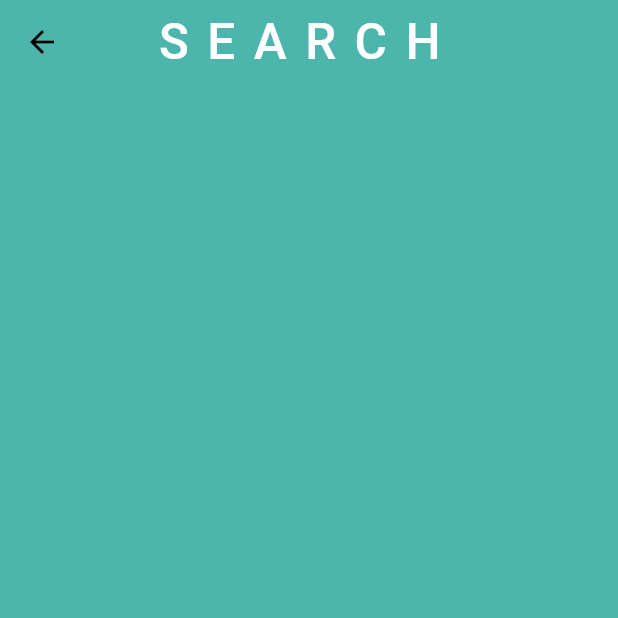
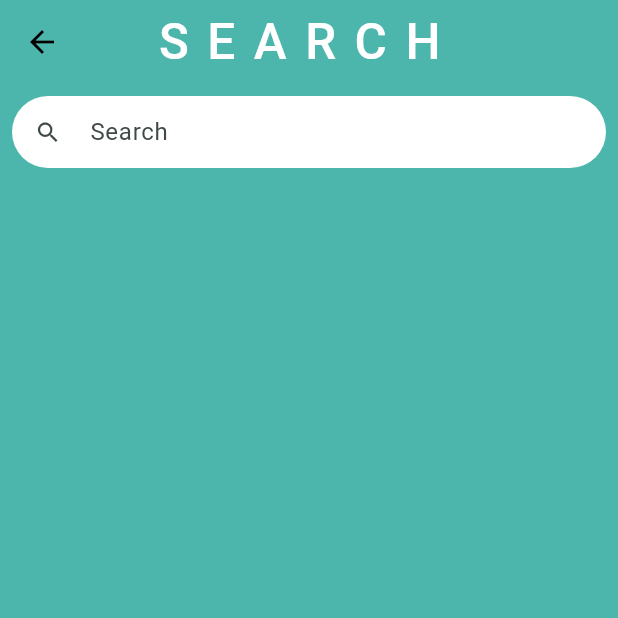
Before and after one commit to RCR0101/padhaihub_rcr, a Flutter app: the UsersListPage screen opened directly, after a tap on the "search" icon, on a phone screen of 412 x 824 dp, the top half of it. Run offline on Flutter 3.47's test engine with Material 3 defaults, Android fonts, the phone set to English and light mode, and no system bars; our stand-ins replace bloc, cloud_firestore, dio, equatable, file_picker, firebase_auth and 9 more; missing offline and left inert: flutter_pdfview; accounts and stored records are empty; Roboto replaces fonts that are missing (Abel).

Commit message:
feat(search, chats): chats list only shows users you've chatted with, search lets you search for new users and filter based on name

```diff
--- a/lib/bloc/notes_bloc/notes_bloc.dart
+++ b/lib/bloc/notes_bloc/notes_bloc.dart
@@ -1,7 +1,6 @@
 import 'dart:io';
 import 'package:flutter_bloc/flutter_bloc.dart';
 import 'package:flutter_chat_types/flutter_chat_types.dart' as types;
-import 'package:fluttertoast/fluttertoast.dart';
 import 'notes_event.dart';
 import 'notes_state.dart';
 import 'package:cloud_firestore/cloud_firestore.dart';
--- a/lib/chat_list.dart
+++ b/lib/chat_list.dart
@@ -14,17 +14,38 @@ class UsersListPage extends StatefulWidget {
 }
 
 class _UsersListPageState extends State<UsersListPage> {
-  Future<List<User_D>> getUsersFromFirestore() async {
-    QuerySnapshot snapshot =
+  Future<List<User_D>> getUsersWithNonEmptyChats() async {
+    final currentUser = FirebaseAuth.instance.currentUser;
+    if (currentUser == null) return [];
+
+    // Fetch all users first (same as before)
+    QuerySnapshot userSnapshot =
         await FirebaseFirestore.instance.collection('users').get();
-
-    return snapshot.docs
+    List<User_D> allUsers = userSnapshot.docs
         .map((doc) => User_D(
             id: doc.id,
             name: doc['name'],
             email: doc['email'],
             imageUrl: doc['imageUrl']))
         .toList();
+
+    // List to keep track of users with non-empty chats
+    List<User_D> usersWithNonEmptyChats = [];
+
+    // Check each user for non-empty chat
+    for (var user in allUsers) {
+      String chatId = determineChatId(currentUser.uid, user.id);
+      final chatRef =
+          FirebaseFirestore.instance.collection('chats').doc(chatId);
+      final snapshot = await chatRef.collection('messages').limit(1).get();
+
+      if (snapshot.docs.isNotEmpty) {
+        // Chat is non-empty
+        usersWithNonEmptyChats.add(user);
+      }
+    }
+
+    return usersWithNonEmptyChats;
   }
 
   @override
@@ -63,7 +84,7 @@ class _UsersListPageState extends State<UsersListPage> {
         ],
       ),
       body: FutureBuilder<List<User_D>>(
-        future: getUsersFromFirestore(),
+        future: getUsersWithNonEmptyChats(),
         builder: (context, snapshot) {
           if (snapshot.connectionState == ConnectionState.waiting) {
             return const Center(child: CircularProgressIndicator());
@@ -104,6 +125,12 @@ class _UsersListPageState extends State<UsersListPage> {
       ),
     );
   }
+
+  Future<bool> isChatNonEmpty(String chatId) async {
+    final chatRef = FirebaseFirestore.instance.collection('chats').doc(chatId);
+    final snapshot = await chatRef.collection('messages').limit(1).get();
+    return snapshot.docs.isNotEmpty;
+  }
 }
 
 String toCapitalCase(String input) {
--- a/lib/new_chats.dart
+++ b/lib/new_chats.dart
@@ -1,5 +1,8 @@
+import 'package:firebase_auth/firebase_auth.dart';
 import 'package:flutter/material.dart';
 import 'package:cloud_firestore/cloud_firestore.dart';
+import 'package:flutter_bloc/flutter_bloc.dart';
+import 'bloc/chat_bloc/chat_bloc.dart';
 import 'chat_page.dart';
 import 'user_data/user_model.dart';
 import 'package:google_fonts/google_fonts.dart'; // Assuming you have a User model class
@@ -10,6 +13,24 @@ class NewUsersListPage extends StatefulWidget {
 }
 
 class _NewUsersListPageState extends State<NewUsersListPage> {
+  List<User_D> allUsers =
+      []; // Initially empty, will be filled with users from Firestore
+  List<User_D> filteredUsers = []; // Initially empty, updated based on search
+
+  @override
+  void initState() {
+    super.initState();
+    fetchUsers();
+  }
+
+  void fetchUsers() async {
+    List<User_D> usersFromFirestore = await getUsersFromFirestore();
+    setState(() {
+      allUsers = usersFromFirestore;
+      filteredUsers = usersFromFirestore;
+    });
+  }
+
   Future<List<User_D>> getUsersFromFirestore() async {
     QuerySnapshot snapshot =
         await FirebaseFirestore.instance.collection('users').get();
@@ -45,7 +66,37 @@ class _NewUsersListPageState extends State<NewUsersListPage> {
         backgroundColor: Colors.teal.shade300,
         foregroundColor: Colors.black,
       ),
-      body: FutureBuilder<List<User_D>>(
+      body: Column(
+        children: [
+          Padding(
+            padding: const EdgeInsets.all(8.0),
+            child: TextField(
+              maxLines: 1,
+              decoration: InputDecoration(
+                isDense: true,
+                hintText: "Search",
+                fillColor: Colors.white,
+                filled: true,
+                prefixIcon: Icon(Icons.search),
+                contentPadding: EdgeInsets.all(10),
+                border: OutlineInputBorder(
+                  borderRadius: BorderRadius.circular(25),
+                  borderSide: BorderSide.none,
+                ),
+              ),
+              onChanged: (searchText) {
+                setState(() {
+                  filteredUsers = allUsers.where((user) {
+                    return user.name
+                        .toLowerCase()
+                        .contains(searchText.toLowerCase());
+                  }).toList();
+                });
+              },
+            ),
+          ),
+          Expanded(
+            child: FutureBuilder<List<User_D>>(
               future: getUsersFromFirestore(),
               builder: (context, snapshot) {
                 if (snapshot.connectionState == ConnectionState.waiting) {
@@ -58,30 +109,54 @@ class _NewUsersListPageState extends State<NewUsersListPage> {
 
                 final users = snapshot.data!;
                 return ListView.builder(
-            itemCount: users.length,
+                  itemCount: filteredUsers.length,
                   itemBuilder: (context, index) {
-              final user = users[index];
+                    final user = filteredUsers[index];
+                    String chatId = determineChatId(
+                        FirebaseAuth.instance.currentUser!.uid, user.id);
                     return ListTile(
                       leading: CircleAvatar(
                         backgroundImage: NetworkImage(user.imageUrl),
                         backgroundColor: Colors.transparent,
                       ),
-                title: Text(user.name),
+                      title: Text(toCapitalCase(user.name)),
                       onTap: () {
-                  // Navigator.push(
-                  //   context,
-                  //   MaterialPageRoute(
-                  //     builder: (context) => ChatPage(
-                  //         _user:
-                  //             user),
-                  //   ),
-                  // );
+                        Navigator.push(
+                          context,
+                          MaterialPageRoute(
+                            builder: (context) => BlocProvider<ChatBloc>(
+                              create: (context) =>
+                                  ChatBloc(DatabaseRepository()),
+                              child: ChatPage(userId: user.id, chatId: chatId),
+                            ),
+                          ),
+                        );
                       },
                     );
                   },
                 );
               },
             ),
+          ),
+        ],
+      ),
     );
   }
 }
+
+String toCapitalCase(String input) {
+  return input.split(' ').map((word) {
+    if (word.isEmpty) return '';
+    return word[0].toUpperCase() + word.substring(1).toLowerCase();
+  }).join(' ');
+}
+
+String determineChatId(String currentUserId, String otherUserId) {
+  // Ensure the order is always the same by sorting
+  List<String> ids = [currentUserId, otherUserId];
+  ids.sort();
+
+  // Concatenate the sorted user IDs to form the chat ID
+  String chatId = ids.join('_');
+  return chatId;
+}
```
Also changed, not shown: lib/notes.dart (+15 -3 lines). Lines whose indentation alone changed are shown as unchanged.
